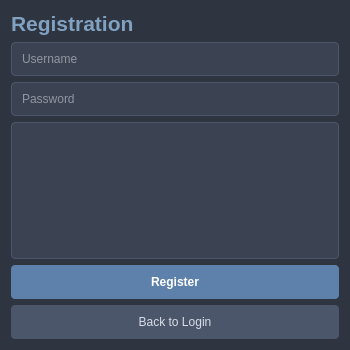
First picture: the form in client/regdialog.ui, repository DOESNT-GAME/tmp, before the edit.
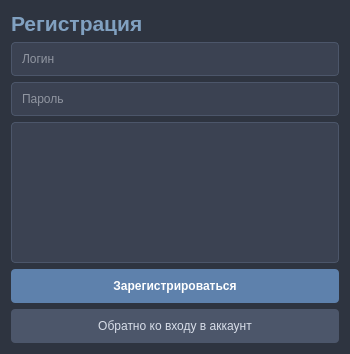
Second picture: the form after the edit.

```diff
--- a/client/regdialog.ui
+++ b/client/regdialog.ui
@@ -7,7 +7,7 @@
     <x>0</x>
     <y>0</y>
     <width>350</width>
-    <height>350</height>
+    <height>354</height>
    </rect>
   </property>
   <property name="windowTitle">
@@ -29,7 +29,7 @@
 }</string>
      </property>
      <property name="text">
-      <string>Registration</string>
+      <string>Регистрация</string>
      </property>
     </widget>
    </item>
@@ -44,8 +44,11 @@
     padding: 8px;
 }</string>
      </property>
+     <property name="text">
+      <string/>
+     </property>
      <property name="placeholderText">
-      <string>Username</string>
+      <string>Логин</string>
      </property>
     </widget>
    </item>
@@ -60,11 +63,11 @@
     padding: 8px;
 }</string>
      </property>
-     <property name="placeholderText">
-      <string>Password</string>
-     </property>
      <property name="echoMode">
-      <enum>QLineEdit::Password</enum>
+      <enum>QLineEdit::EchoMode::Password</enum>
+     </property>
+     <property name="placeholderText">
+      <string>Пароль</string>
      </property>
     </widget>
    </item>
@@ -99,7 +102,7 @@
 }</string>
      </property>
      <property name="text">
-      <string>Register</string>
+      <string>Зарегистрироваться</string>
      </property>
     </widget>
    </item>
@@ -117,7 +120,7 @@
 }</string>
         </property>
         <property name="text">
-            <string>Back to Login</string>
+      <string>Обратно ко входу в аккаунт</string>
         </property>
     </widget>
 </item>
```
Lines whose indentation alone changed are shown as unchanged.
